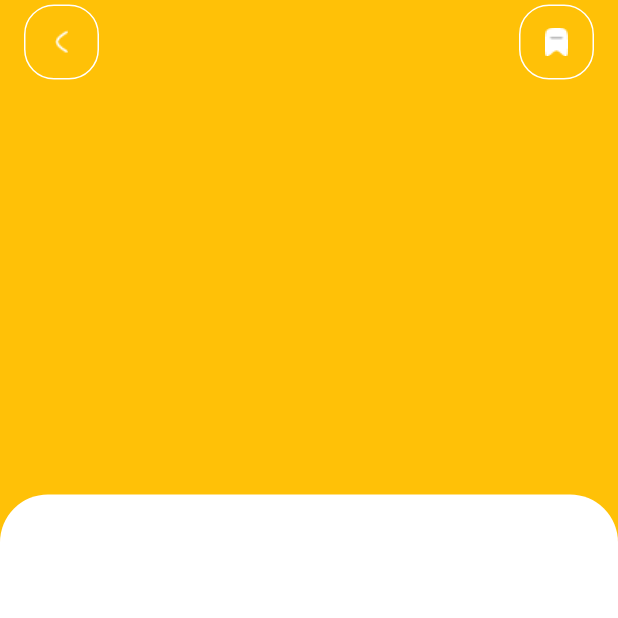
After one commit to uxderrick/news-app, a Flutter app: the screen it shows after launch, after a tap on "Feel the thrill on the only surf simulat", on a phone screen of 412 x 824 dp, the top half of it. The commit adds this screen. Run offline on Flutter 3.47's test engine with Material 2 defaults, Android fonts, the phone set to English and light mode, and no system bars.

Commit message:
Read article screen

```diff
--- a/lib/home.dart
+++ b/lib/screens/home.dart
@@ -1,7 +1,8 @@
 import 'package:flutter/material.dart';
-import 'package:news_app/typography.dart';
+import 'package:news_app/screens/read_article.dart';
+import 'package:news_app/util/typography.dart';
 
-import 'components.dart';
+import '../util/components.dart';
 import 'main.dart';
 
 class Home extends StatefulWidget {
@@ -164,7 +165,7 @@ class _HomeState extends State<Home> {
                       height: 1000,
                       child: ListView.builder(
                         physics: const NeverScrollableScrollPhysics(),
-                        itemCount: 10,
+                        itemCount: 5,
                         itemBuilder: (BuildContext context, int index) {
                           return const Padding(
                             padding: EdgeInsets.only(right: 0),
--- /dev/null
+++ b/lib/screens/read_article.dart
@@ -0,0 +1,73 @@
+import 'package:flutter/material.dart';
+import 'package:news_app/screens/main.dart';
+
+class ReadArticle extends StatefulWidget {
+  const ReadArticle({super.key});
+
+  @override
+  State<ReadArticle> createState() => _ReadArticleState();
+}
+
+class _ReadArticleState extends State<ReadArticle> {
+  @override
+  Widget build(BuildContext context) {
+    return Scaffold(
+      extendBodyBehindAppBar: true,
+      appBar: AppBar(
+          backgroundColor: Colors.transparent,
+          elevation: 0,
+          automaticallyImplyLeading: false,
+          title: Row(
+            children: [
+              GestureDetector(
+                //gesture detector
+                onTap: () {
+                  Navigator.pop(context);
+                },
+
+                child: Container(
+                  height: 50,
+                  width: 50,
+                  decoration: BoxDecoration(
+                    border: Border.all(width: 1, color: MyColors.primaryWhite),
+                    borderRadius: BorderRadius.circular(20),
+                  ),
+                  child: const Image(image: AssetImage('images/back.png')),
+                ),
+              ),
+              const Spacer(),
+              Container(
+                height: 50,
+                width: 50,
+                decoration: BoxDecoration(
+                  border: Border.all(width: 1, color: MyColors.primaryWhite),
+                  borderRadius: BorderRadius.circular(20),
+                ),
+                child: const Image(image: AssetImage('images/bookmark.png')),
+              )
+            ],
+          )),
+
+      //body
+      body: Stack(
+        children: [
+          Container(
+            height: MediaQuery.of(context).size.height / 2,
+            color: Colors.amber,
+          ),
+          Column(
+            children: [
+              const Spacer(),
+              Container(
+                height: 3 * MediaQuery.of(context).size.height / 5,
+                decoration: BoxDecoration(
+                    color: MyColors.primaryWhite,
+                    borderRadius: BorderRadius.circular(32)),
+              ),
+            ],
+          ),
+        ],
+      ),
+    );
+  }
+}
--- a/lib/components.dart
+++ b/lib/util/components.dart
@@ -1,7 +1,8 @@
 import 'package:flutter/material.dart';
-import 'package:news_app/typography.dart';
+import 'package:news_app/screens/read_article.dart';
+import 'package:news_app/util/typography.dart';
 
-import 'main.dart';
+import '../screens/main.dart';
 
 //chip
 class CategoryChip extends StatelessWidget {
@@ -42,7 +43,18 @@ class FeaturedArticle extends StatelessWidget {
 
   @override
   Widget build(BuildContext context) {
-    return Padding(
+    return GestureDetector(
+      //gesture detector
+      onTap: () {
+        Navigator.push(
+            context,
+            MaterialPageRoute(
+              builder: (context) => const ReadArticle(),
+            ));
+      },
+
+      //design
+      child: Padding(
         padding: const EdgeInsets.symmetric(horizontal: 12),
         child: Container(
           decoration: BoxDecoration(
@@ -111,6 +123,7 @@ class FeaturedArticle extends StatelessWidget {
                 ],
               ),
             ],
+          ),
         ),
       ),
     );
--- a/lib/typography.dart
+++ b/lib/util/typography.dart
@@ -1,6 +1,6 @@
 import 'package:flutter/material.dart';
 
-import 'main.dart';
+import '../screens/main.dart';
 
 TextStyle subText() {
   return const TextStyle(
```
Also changed, not shown: images/back.png (added), images/bookmark.png (added), lib/screens/main.dart (renamed from lib/main.dart), lib/util/colors.dart (renamed from lib/colors.dart), 1 other file. Lines whose indentation alone changed are shown as unchanged.
